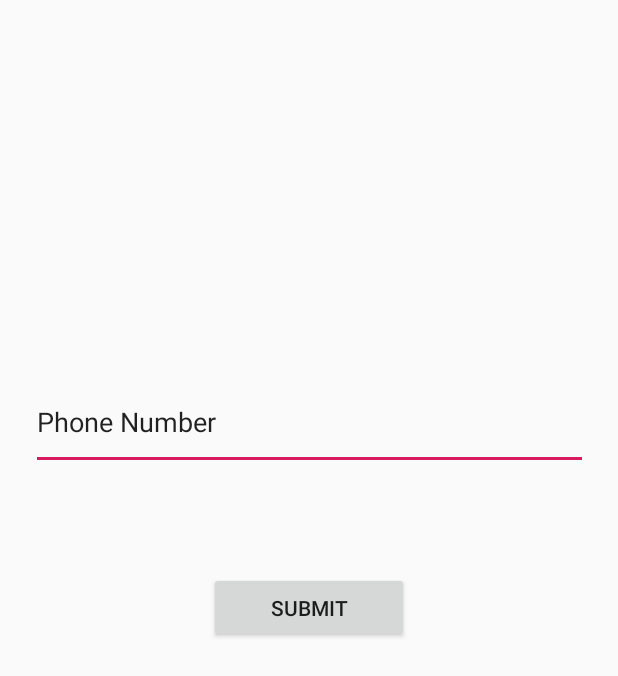
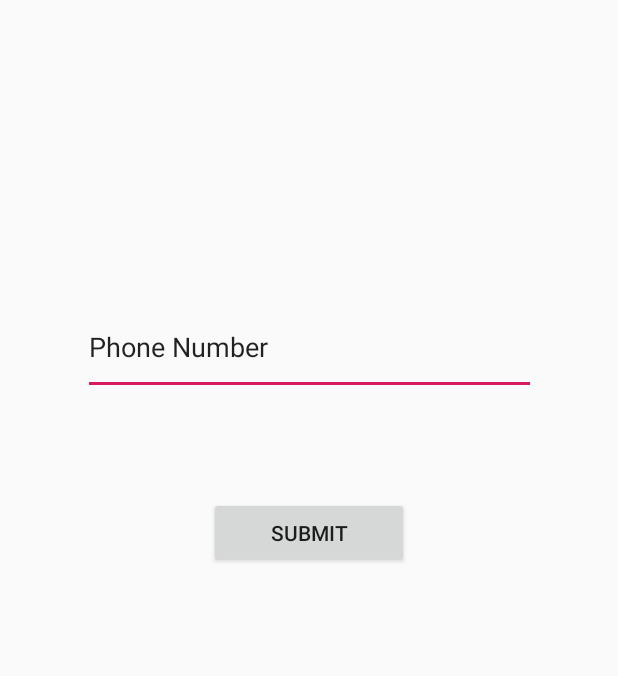
Before and after one commit to nidhashafeef/ch_centre, an Android app: the SignUpActivity screen opened directly, with no data from a screen before it, on a phone screen of 412 x 824 dp. Shown: the top 676 px of the screen. Run offline under Robolectric (Android 15) with nearby library versions, the phone set to English and light mode, and no system bars.

```diff
--- a/app/src/main/res/layout/activity_sign_up.xml
+++ b/app/src/main/res/layout/activity_sign_up.xml
@@ -9,10 +9,10 @@
 
     <EditText
         android:id="@+id/editText"
-        android:layout_width="371dp"
+        android:layout_width="302dp"
         android:layout_height="63dp"
         android:layout_marginStart="18dp"
-        android:layout_marginTop="250dp"
+        android:layout_marginTop="200dp"
         android:layout_marginEnd="18dp"
         android:ems="10"
         android:inputType="phone"
```
